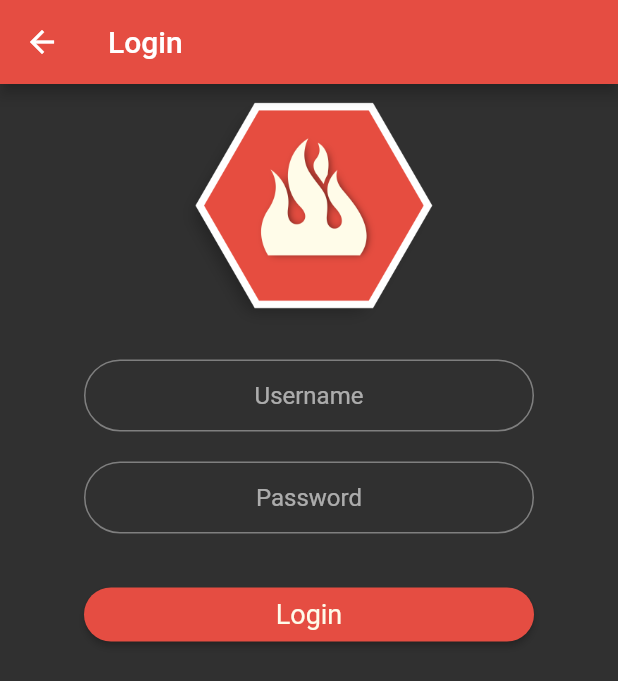
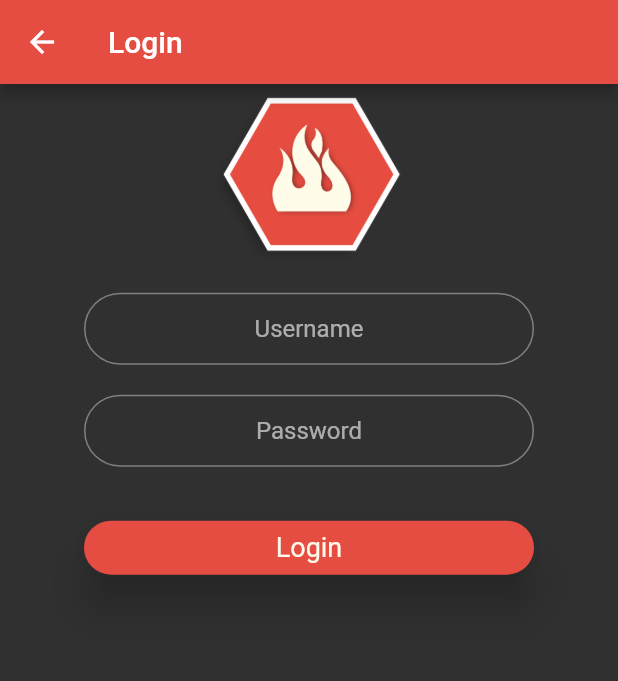
Before and after one commit to shahrohan05/FlutterDemos, a Flutter app: the screen it shows after launch, after a tap on "Login", on a phone screen of 412 x 824 dp. Shown: the top 681 px of the screen. Run offline on Flutter 3.47's test engine with Material 2 defaults, Android fonts, the phone set to English and light mode, and no system bars; our stand-ins replace animated_text_kit, audioplayers, font_awesome_flutter, geolocator, rflutter_alert; missing offline and left inert: awesome_loader.

Commit message:
firebase integration and animations

```diff
--- a/fire_chat/lib/screens/login_screen.dart
+++ b/fire_chat/lib/screens/login_screen.dart
@@ -25,7 +25,7 @@ class _LoginScreenState extends State<LoginScreen> {
               Hero(
                 tag: 'logo',
                 child: Container(
-                  width: 200.0,
+                  width: 150.0,
                   padding: EdgeInsets.only(right: 5.0),
                   child: Image.asset('images/fire_icon.png'),
                 ),
--- a/fire_chat/lib/screens/welcome_screen.dart
+++ b/fire_chat/lib/screens/welcome_screen.dart
@@ -1,3 +1,4 @@
+import 'package:animated_text_kit/animated_text_kit.dart';
 import 'package:fire_chat/constants.dart';
 import 'package:fire_chat/screens/login_screen.dart';
 import 'package:fire_chat/screens/registration_screen.dart';
@@ -10,28 +11,60 @@ class WelcomeScreen extends StatefulWidget {
   _WelcomeScreenState createState() => _WelcomeScreenState();
 }
 
-class _WelcomeScreenState extends State<WelcomeScreen> {
+class _WelcomeScreenState extends State<WelcomeScreen>
+    with SingleTickerProviderStateMixin {
+  AnimationController _controller;
+  Animation _animation;
+
+  @override
+  void initState() {
+    super.initState();
+    _controller =
+        AnimationController(vsync: this, duration: Duration(seconds: 1));
+    _animation = ColorTween(begin: Colors.black, end: Color(0xFF303030))
+        .animate(_controller);
+
+    _controller.forward();
+
+    _controller.addListener(() {
+      setState(() {});
+      print("animation controller value : ${_animation.value}");
+    });
+  }
+
+  @override
+  void dispose() {
+    _controller.dispose();
+    super.dispose();
+  }
+
   @override
   Widget build(BuildContext context) {
     return Scaffold(
+      backgroundColor: _animation.value,
       body: Container(
         child: Center(
           child: Column(
             mainAxisAlignment: MainAxisAlignment.center,
             children: <Widget>[
-              Hero(
-                tag: 'logo',
-                child: Container(
-                  width: 250.0,
-                  padding: EdgeInsets.only(right: 5.0),
-                  child: Image.asset('images/fire_icon.png'),
+              Container(
+                height: 250.0,
+                child: Hero(
+                  tag: 'logo',
+                  child: Container(
+                    width: 250.0,
+                    padding: EdgeInsets.only(right: 5.0),
+                    child: Image.asset('images/fire_icon.png'),
+                  ),
                 ),
               ),
-              Padding(
+              Container(
                 padding: const EdgeInsets.fromLTRB(8.0, 0.0, 8.0, 25.0),
-                child: Text(
-                  'Fire Chat',
-                  style: TextStyle(
+                width: 215.0,
+                child: TypewriterAnimatedTextKit(
+                  text: ['Fire Chat'],
+                  textAlign: TextAlign.left,
+                  textStyle: TextStyle(
                       fontSize: 40.0,
                       fontFamily: 'Righteous',
                       color: kLightTheme),
--- a/fire_chat/lib/widgets/pill_button.dart
+++ b/fire_chat/lib/widgets/pill_button.dart
@@ -19,6 +19,7 @@ class PillButton extends StatelessWidget {
     return ButtonTheme(
       minWidth: minWidth,
       child: RaisedButton(
+        elevation: 12.0,
         shape: RoundedRectangleBorder(
           borderRadius: BorderRadius.circular(20.0),
         ),
--- a/fire_chat/pubspec.yaml
+++ b/fire_chat/pubspec.yaml
@@ -23,6 +23,10 @@ dependencies:
   # The following adds the Cupertino Icons font to your application.
   # Use with the CupertinoIcons class for iOS style icons.
   cupertino_icons: ^0.1.2
+  animated_text_kit: ^1.3.1
+  firebase_core: ^0.4.0+6
+  cloud_firestore: ^0.12.5+2
+  firebase_auth: ^0.11.1+7
 
 dev_dependencies:
   flutter_test:
```
Also changed, not shown: fire_chat/pubspec.lock, 3 other files.
